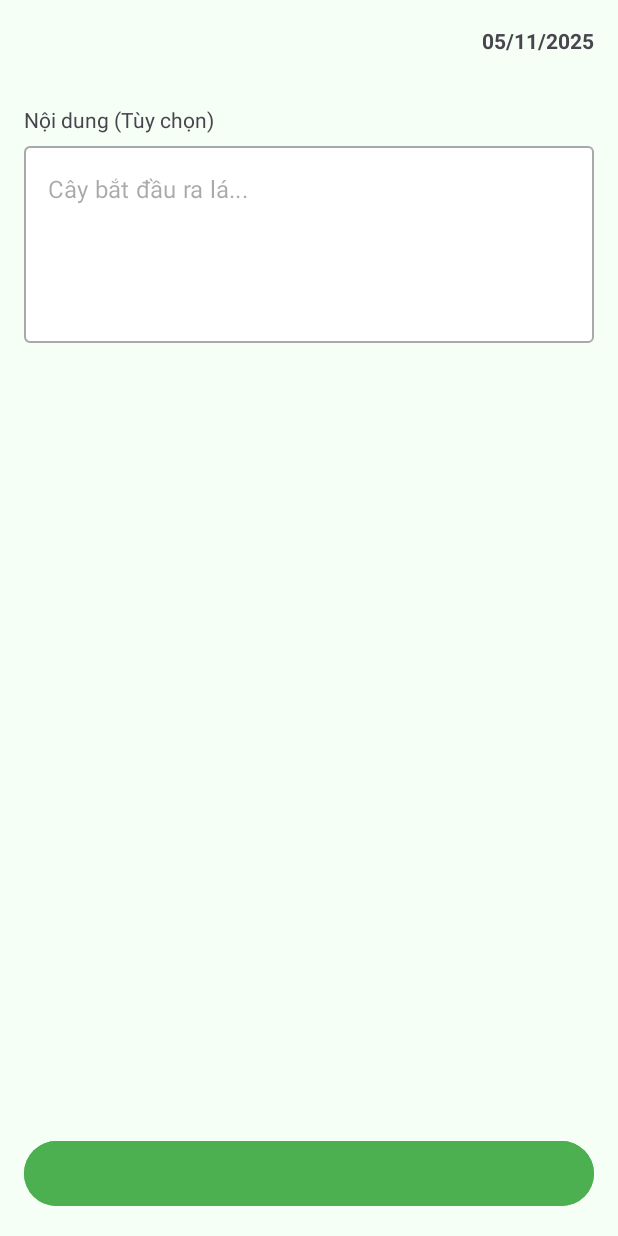
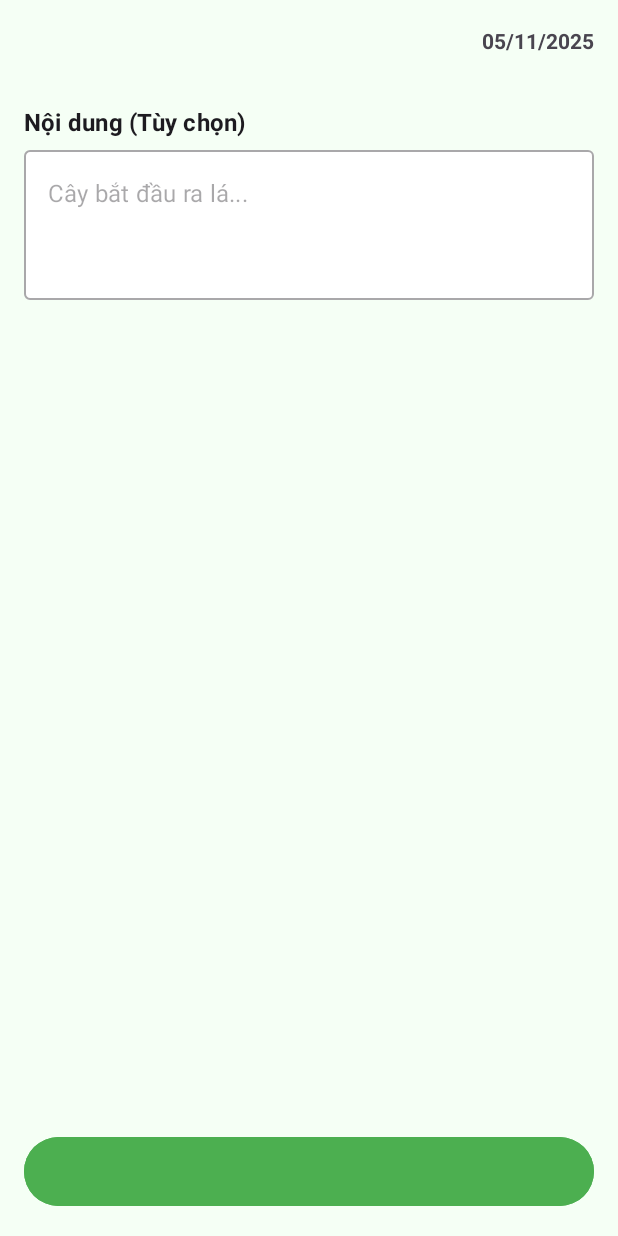
Before and after one commit to phuongnguyen1234/PlantCare, an Android app: the layout fragment_add_edit_journal.xml on its own in the app's theme, with its tools: preview values and no code run, on a phone screen of 412 x 824 dp. Run offline under Robolectric (Android 15) with nearby library versions, the phone set to English and light mode, and no system bars.

Commit message:
v2.0: updated some layouts

```diff
--- a/app/src/main/AndroidManifest.xml
+++ b/app/src/main/AndroidManifest.xml
@@ -18,7 +18,8 @@
         android:theme="@style/Theme.PlantCare">
         <activity
             android:name=".ui.main.MainActivity"
-            android:exported="true">
+            android:exported="true"
+            android:windowSoftInputMode="adjustResize">
             <intent-filter>
                 <action android:name="android.intent.action.MAIN" />
 
--- a/app/src/main/res/layout/fragment_add_edit_journal.xml
+++ b/app/src/main/res/layout/fragment_add_edit_journal.xml
@@ -11,23 +11,25 @@
             type="Boolean" />
     </data>
 
-    <RelativeLayout
+    <androidx.constraintlayout.widget.ConstraintLayout
         android:layout_width="match_parent"
         android:layout_height="match_parent"
-        android:background="@color/layout_background_color"
-        android:padding="16dp">
+        android:background="@color/layout_background_color">
 
-        <ScrollView
-            android:layout_width="match_parent"
-            android:layout_height="match_parent"
-            android:layout_above="@+id/btnSave"
-            android:layout_alignParentTop="true"
-            android:layout_marginBottom="16dp">
+        <androidx.core.widget.NestedScrollView
+            android:layout_width="0dp"
+            android:layout_height="0dp"
+            android:layout_marginBottom="16dp"
+            app:layout_constraintTop_toTopOf="parent"
+            app:layout_constraintBottom_toTopOf="@+id/btnSave"
+            app:layout_constraintStart_toStartOf="parent"
+            app:layout_constraintEnd_toEndOf="parent">
 
             <LinearLayout
                 android:layout_width="match_parent"
                 android:layout_height="wrap_content"
-                android:orientation="vertical">
+                android:orientation="vertical"
+                android:padding="16dp">
 
                 <LinearLayout
                     android:layout_width="match_parent"
@@ -50,8 +52,8 @@
                         android:layout_width="wrap_content"
                         android:layout_height="wrap_content"
                         android:text="05/11/2025"
-                        android:textStyle="bold"
-                        android:textSize="14sp" />
+                        android:textSize="14sp"
+                        android:textStyle="bold" />
                 </LinearLayout>
 
                 <androidx.recyclerview.widget.RecyclerView
@@ -63,17 +65,19 @@
                     app:spanCount="3" />
 
                 <TextView
+                    style="@style/TextAppearance.MaterialComponents.Subtitle1"
                     android:layout_width="wrap_content"
                     android:layout_height="wrap_content"
                     android:layout_marginTop="16dp"
+                    android:textStyle="bold"
                     android:text="Nội dung (Tùy chọn)" />
 
                 <com.google.android.material.textfield.TextInputLayout
                     style="@style/Widget.MaterialComponents.TextInputLayout.OutlinedBox"
-                    app:boxBackgroundColor="@color/white"
                     android:layout_width="match_parent"
                     android:layout_height="wrap_content"
                     android:layout_marginTop="8dp"
+                    app:boxBackgroundColor="@color/white"
                     app:hintEnabled="false">
 
                     <com.google.android.material.textfield.TextInputEditText
@@ -81,24 +85,30 @@
                         android:layout_width="match_parent"
                         android:layout_height="wrap_content"
                         android:gravity="top"
+                        android:hint="Cây bắt đầu ra lá..."
                         android:inputType="textMultiLine"
-                        android:minLines="5"
-                        android:hint="Cây bắt đầu ra lá..."/>
+                        android:minHeight="100dp" />
                 </com.google.android.material.textfield.TextInputLayout>
 
             </LinearLayout>
-        </ScrollView>
+        </androidx.core.widget.NestedScrollView>
 
         <Button
             android:id="@+id/btnSave"
-            android:layout_width="match_parent"
+            android:layout_width="0dp"
             android:layout_height="wrap_content"
-            android:layout_alignParentBottom="true"
             android:backgroundTint="@color/colorPrimary"
+            android:layout_marginStart="16dp"
+            android:layout_marginEnd="16dp"
+            android:layout_marginBottom="16dp"
             android:padding="12dp"
-            android:text='@{isEditMode ? "Cập nhật" : "Thêm"}'
+            android:text='@{isEditMode ? "Cập nhật" : "Thêm nhật ký"}'
             android:textColor="@android:color/white"
-            android:textStyle="bold" />
+            android:textStyle="bold"
+            app:layout_constraintBottom_toBottomOf="parent"
+            app:layout_constraintEnd_toEndOf="parent"
+            app:layout_constraintStart_toStartOf="parent"
+            android:textSize="16sp"/>
 
-    </RelativeLayout>
+    </androidx.constraintlayout.widget.ConstraintLayout>
 </layout>
--- a/app/src/main/res/layout/fragment_task_detail.xml
+++ b/app/src/main/res/layout/fragment_task_detail.xml
@@ -15,7 +15,7 @@
         android:layout_height="match_parent"
         android:background="#F0FFF0">
 
-        <ScrollView
+        <androidx.core.widget.NestedScrollView
             android:layout_width="match_parent"
             android:layout_height="0dp"
             android:fillViewport="true"
@@ -350,13 +350,13 @@
                         android:gravity="top"
                         android:hint="Tưới mỗi lần khoảng 100ml nước..."
                         android:inputType="textMultiLine|textCapSentences"
-                        android:minLines="3"
+                        android:minHeight="100dp"
                         android:text="@={viewModel.note}"/>
                 </com.google.android.material.textfield.TextInputLayout>
 
             </LinearLayout>
 
-        </ScrollView>
+        </androidx.core.widget.NestedScrollView>
 
         <com.google.android.material.button.MaterialButton
             android:id="@+id/save_button"
```
Also changed, not shown: app/src/main/res/layout/fragment_add_edit_plant.xml (+16 -11 lines).
